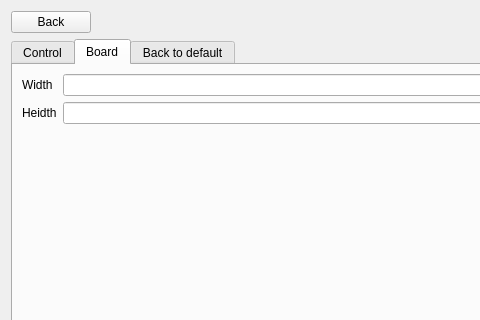
wyankx/TetrisBoosted_QT, file interfaces/settings_page.ui: the form before one commit; both pictures show x 0 to 480 and y 0 to 320 of the 600 by 600 pixel window.
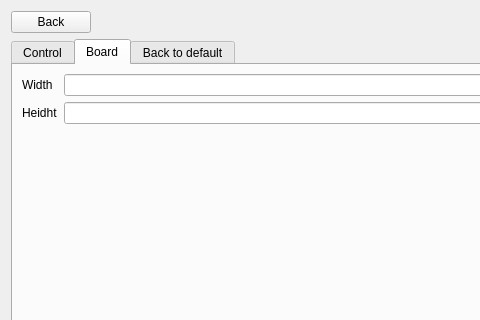
The form after the commit. The open tabs and pages were chosen to show the change.

The edit to the form file:
```diff
--- a/interfaces/settings_page.ui
+++ b/interfaces/settings_page.ui
@@ -922,7 +922,7 @@
        <item row="1" column="0">
         <widget class="QLabel" name="height_label">
          <property name="text">
-          <string>Heidth</string>
+          <string>Heidht</string>
          </property>
         </widget>
        </item>
```
Left out of the diff: 4 changed lines with no effect on the pictures.
